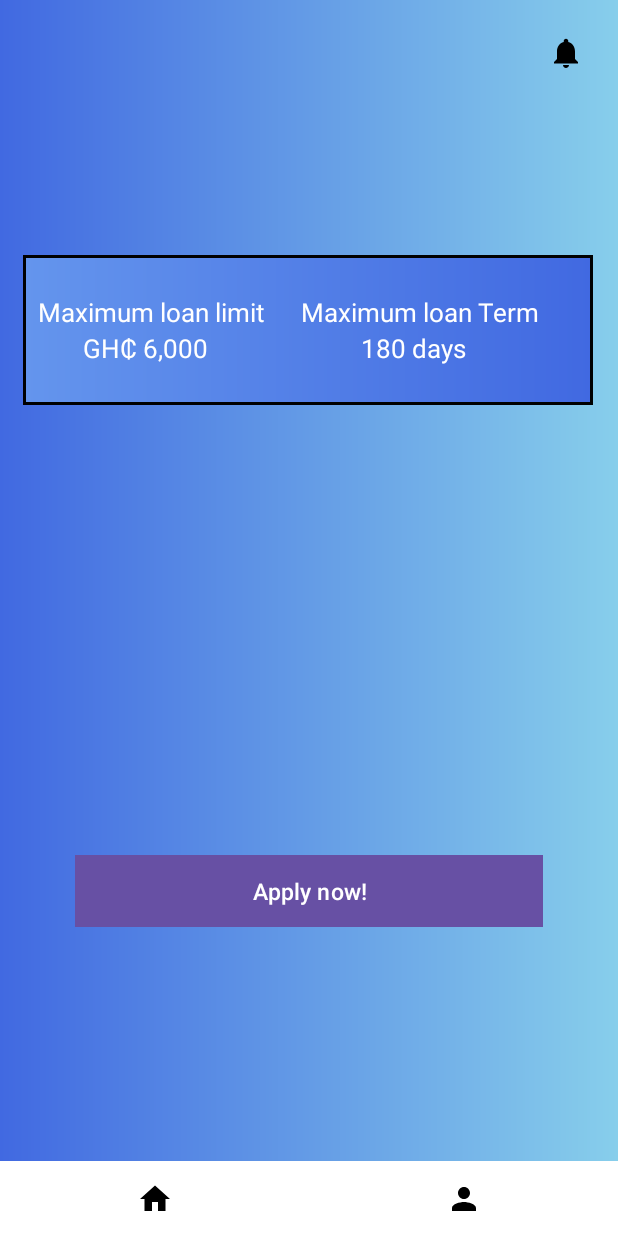
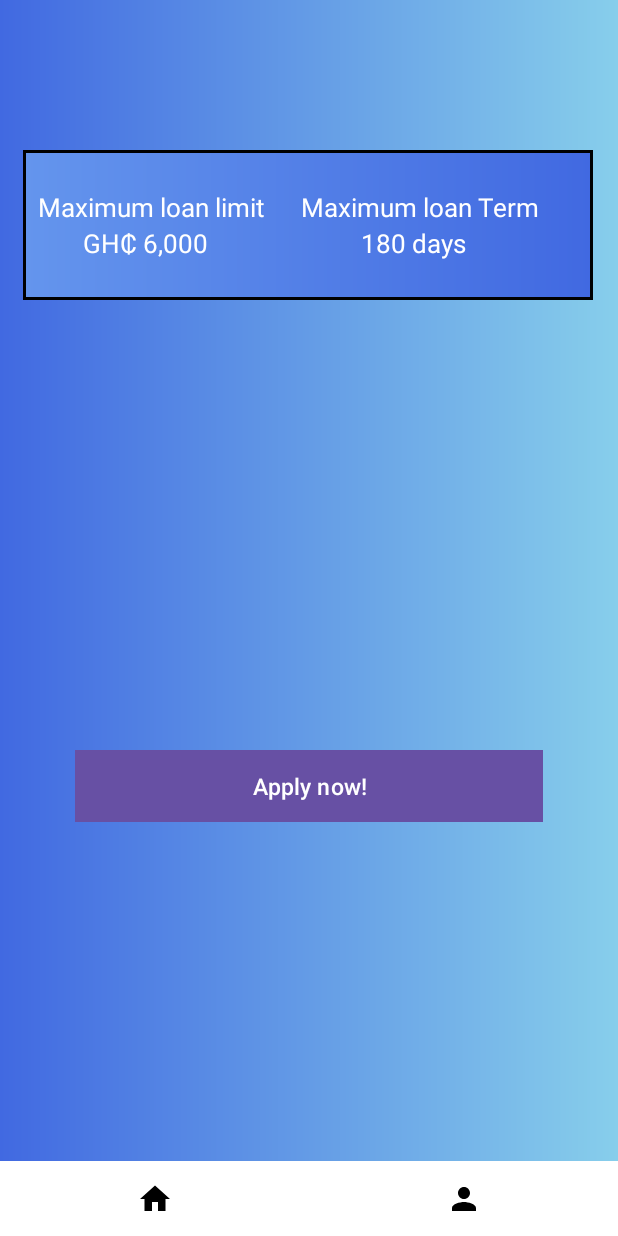
Before and after one commit to dcit202Andriod/Group-48, an Android app: the HomeActivity screen opened directly, with no data from a screen before it, on a phone screen of 412 x 824 dp. Run offline under Robolectric (Android 15) with nearby library versions, the phone set to English and light mode, and no system bars.

Commit message:
Updated project

```diff
--- a/app/src/main/res/layout/activity_home.xml
+++ b/app/src/main/res/layout/activity_home.xml
@@ -9,28 +9,9 @@
     tools:context=".HomeActivity">
 
     <LinearLayout
-        android:id="@+id/first_layout"
-        android:layout_width="wrap_content"
-        android:layout_height="wrap_content"
-        android:layout_margin="10dp"
-        android:layout_alignParentTop="true"
-        android:layout_alignParentRight="true">
-
-
-    <ImageButton
-        android:id="@+id/notificationButton"
-        android:layout_width="50dp"
-        android:layout_height="50dp"
-        android:src="@drawable/baseline_notifications_24"
-        android:background="@android:color/transparent"
-        android:contentDescription="@string/notification_btn" />
-    </LinearLayout>
-
-    <LinearLayout
         android:id="@+id/second_layout"
         android:layout_width="380dp"
         android:layout_height="100dp"
-        android:layout_below="@id/first_layout"
         android:layout_marginStart="15dp"
         android:layout_marginEnd="15dp"
         android:layout_marginTop="100dp"
```
